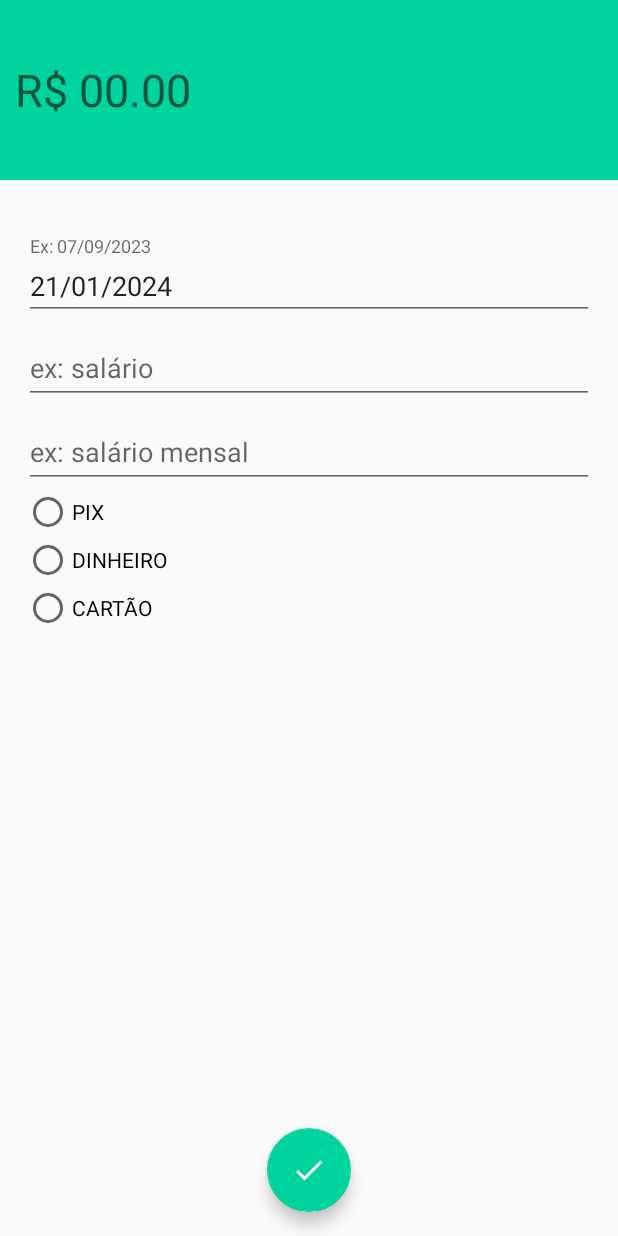
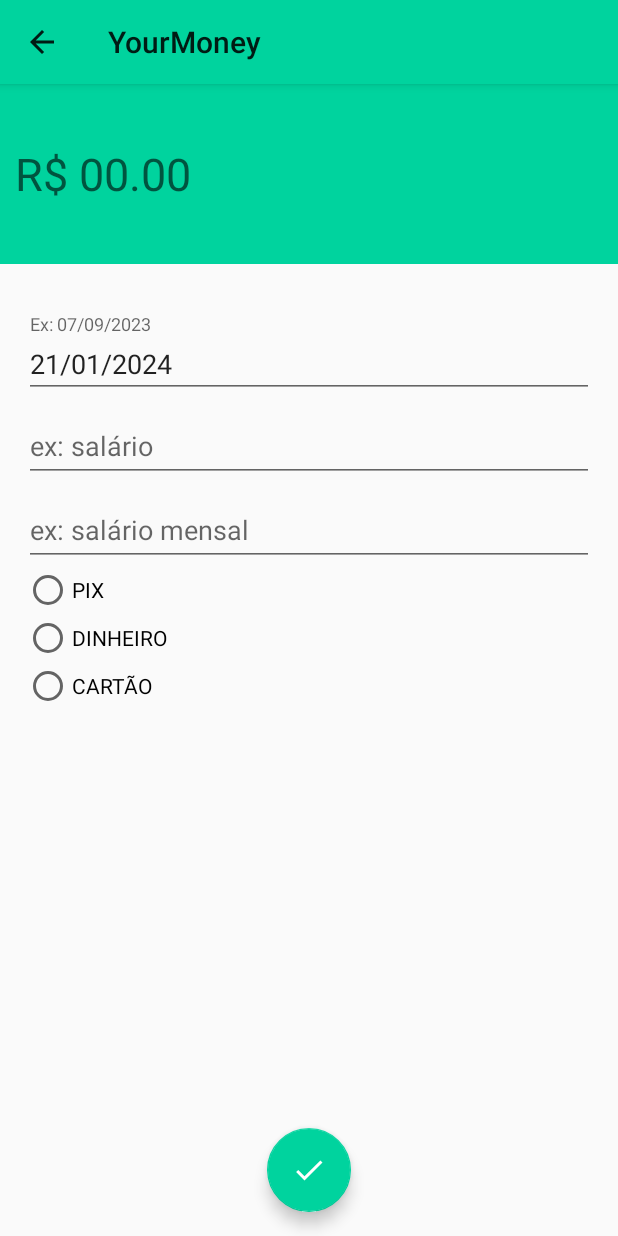
Before and after one commit to cicerogusta/Organizze, an Android app: the ReceitasActivity screen opened directly, with no data from a screen before it, on a phone screen of 412 x 824 dp. Run offline under Robolectric (Android 15) with nearby library versions, the phone set to English and light mode, and no system bars; our stand-ins replace Dagger/Hilt's generated code, Firebase (no records; nobody signed in at launch, a user with empty details on screens opened directly), data binding.

Commit message:
adicionando toolbar e resolvendo bugs de remoção de movimentacao

```diff
--- a/app/src/main/java/com/cicerodev/yourmoney/adapter/CartoesAdapter.kt
+++ b/app/src/main/java/com/cicerodev/yourmoney/adapter/CartoesAdapter.kt
@@ -10,6 +10,7 @@ import com.cicerodev.yourmoney.R
 import com.cicerodev.yourmoney.data.model.CartaoCredito
 import com.cicerodev.yourmoney.databinding.CdcLayoutBinding
 import com.cicerodev.yourmoney.util.formataData
+import com.cicerodev.yourmoney.util.formataDataCartao
 
 
 class CartoesAdapter(
@@ -26,7 +27,7 @@ class CartoesAdapter(
     override fun onBindViewHolder(holder: CartoesAdapter.MyViewHolder, position: Int) {
         val cartao = listaCartoes[position]
         holder.binding.textCardName.text = "Nome: ${cartao.nomeCartao}"
-        holder.binding.textExpirationDate.text = "Data de vencimento: ${cartao.dataVencimento}"
+        holder.binding.textExpirationDate.text = "Data de vencimento: ${formataDataCartao(cartao.dataVencimento!!)}"
         holder.binding.textCardLimit.text = "Limite R$ ${cartao.limiteCartao}"
 
 
--- a/app/src/main/java/com/cicerodev/yourmoney/data/repository/FirebaseRepository.kt
+++ b/app/src/main/java/com/cicerodev/yourmoney/data/repository/FirebaseRepository.kt
@@ -19,6 +19,7 @@ interface FirebaseRepository {
     fun getUser(mtbUser: MutableLiveData<User>)
     fun updateExpense(despesaAtualizada: Double)
     fun updateRecipe(receitaAtualizada: Double)
+    fun removeCardLimit(limiteAtualizado: Double, cartaoCredito: CartaoCredito)
     fun logout()
     fun getCards(): MutableLiveData<MutableList<CartaoCredito>>
     fun updateCard(cartaoCredito: CartaoCredito, novoLimite: Double)
--- a/app/src/main/java/com/cicerodev/yourmoney/ui/DespesasActivity.kt
+++ b/app/src/main/java/com/cicerodev/yourmoney/ui/DespesasActivity.kt
@@ -34,6 +34,9 @@ class DespesasActivity : BaseActivity<DespesasActivityViewModel, ActivityDespesa
         binding.editDataDespesas.setText(dataAtual())
         setupClickListener()
         configurarCartoes()
+        binding.include.toolbarDespesa.title = "YourMoney"
+        setSupportActionBar(binding.include.toolbarDespesa)
+        supportActionBar?.setDisplayHomeAsUpEnabled(true)
 
 
         viewModel.returnCards().observe(this) {
--- a/app/src/main/java/com/cicerodev/yourmoney/ui/PrincipalActivity.kt
+++ b/app/src/main/java/com/cicerodev/yourmoney/ui/PrincipalActivity.kt
@@ -260,7 +260,9 @@ class PrincipalActivity : BaseActivity<PrincipalActivityViewModel, ActivityPrinc
             viewModel.removerMovimentacao(mesAnoSelecionado, movimentacao.key)
             binding.content.recyclerMovimentos.adapter?.notifyItemRemoved(position)
             atualizarSaldo(position)
-            viewModel.adicionaLimiteCartao(movimentacao.valor, movimentacao.cartaoCredito)
+            if (movimentacao.isDespesaCartao) {
+                viewModel.adicionaLimiteCartao(movimentacao.valor, movimentacao.cartaoCredito)
+            }
             viewModel.retornaMovimentacoes(mesAnoSelecionado).value?.removeAt(position)
 
         }
--- a/app/src/main/java/com/cicerodev/yourmoney/ui/PrincipalActivityViewModel.kt
+++ b/app/src/main/java/com/cicerodev/yourmoney/ui/PrincipalActivityViewModel.kt
@@ -61,4 +61,8 @@ class PrincipalActivityViewModel @Inject constructor(private val repository: Fir
         repository.updateCardLimit(limiteAtualizado, cartaoCredito)
     }
 
+    fun removeLimiteCartao(limiteAtualizado: Double, cartaoCredito: CartaoCredito) {
+        repository.removeCardLimit(limiteAtualizado, cartaoCredito)
+    }
+
 }
--- a/app/src/main/java/com/cicerodev/yourmoney/ui/ReceitasActivity.kt
+++ b/app/src/main/java/com/cicerodev/yourmoney/ui/ReceitasActivity.kt
@@ -26,6 +26,9 @@ class ReceitasActivity : BaseActivity<ReceitasActivityViewModel, ActivityReceita
         binding.editTotalReceitas.addTextChangedListener(MoneyTextWatcher(binding.editTotalReceitas))
         binding.editDataReceitas.setText(dataAtual())
         setupClickListener()
+        binding.include.toolbarReceita.title = "YourMoney"
+        setSupportActionBar(binding.include.toolbarReceita)
+        supportActionBar?.setDisplayHomeAsUpEnabled(true)
 
         binding.radioGroup.setOnCheckedChangeListener { radioGroup, checkedId ->
             when (checkedId) {
--- a/app/src/main/res/layout/activity_receitas.xml
+++ b/app/src/main/res/layout/activity_receitas.xml
@@ -7,7 +7,13 @@
         android:layout_height="match_parent"
         tools:context=".ui.ReceitasActivity">
 
-
+        <include
+            android:id="@+id/include"
+            layout="@layout/toolbar"
+            app:layout_constraintBottom_toTopOf="@+id/linearLayout2"
+            app:layout_constraintEnd_toEndOf="parent"
+            app:layout_constraintStart_toStartOf="parent"
+            app:layout_constraintTop_toTopOf="parent" />
         <RadioGroup
             android:id="@+id/radioGroup"
             android:layout_width="0dp"
@@ -51,7 +57,7 @@
             android:padding="10dp"
             app:layout_constraintEnd_toEndOf="parent"
             app:layout_constraintStart_toStartOf="parent"
-            app:layout_constraintTop_toTopOf="parent">
+            app:layout_constraintTop_toBottomOf="@+id/include">
 
             <EditText
                 android:id="@+id/editTotalReceitas"
--- /dev/null
+++ b/app/src/main/res/layout/toolbar.xml
@@ -0,0 +1,9 @@
+<!-- res/layout/toolbar_layout.xml -->
+<androidx.appcompat.widget.Toolbar
+    xmlns:android="http://schemas.android.com/apk/res/android"
+    android:id="@+id/toolbarReceita"
+    android:layout_width="match_parent"
+    android:layout_height="?attr/actionBarSize"
+    android:background="@color/colorPrimaryReceita"
+    android:elevation="4dp"
+    android:theme="@style/ThemeOverlay.AppCompat.ActionBar" />
```
Also changed, not shown: app/src/main/AndroidManifest.xml (+8 -4 lines), app/src/main/java/com/cicerodev/yourmoney/data/repository/FirebaseRepositoryImp.kt (+29 -0 lines), app/src/main/java/com/cicerodev/yourmoney/util/Utils.kt (+16 -0 lines), app/src/main/res/layout/activity_despesas.xml (+6 -1 lines), app/src/main/res/layout/toolbar2.xml (added, +9 -0 lines).
